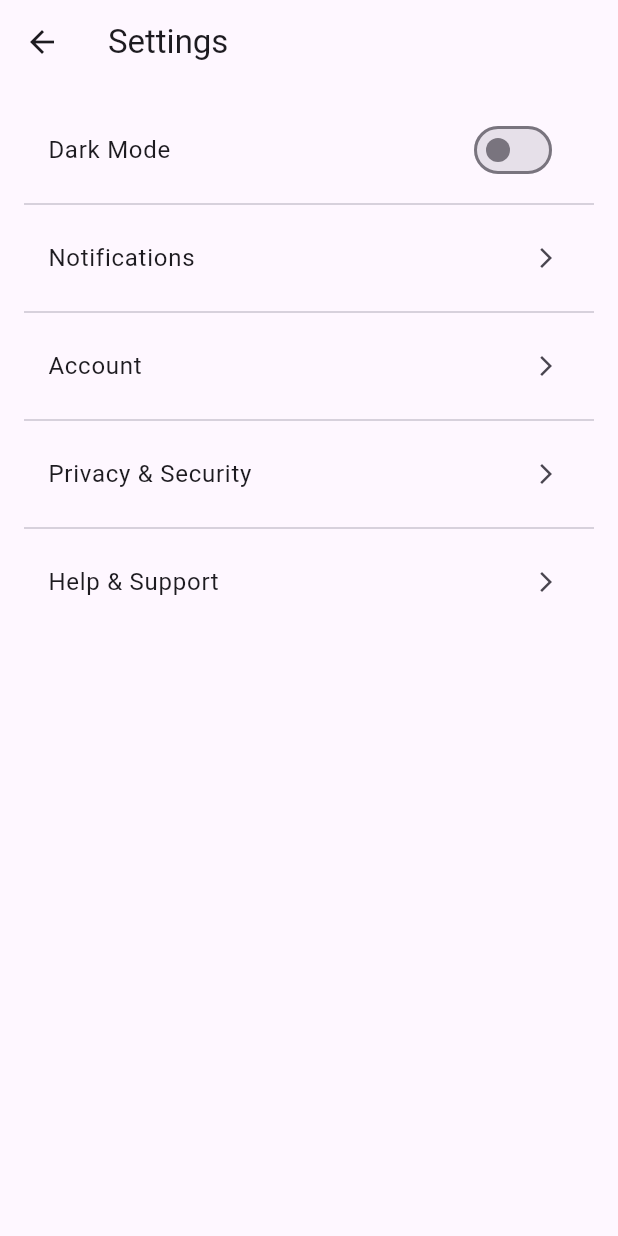
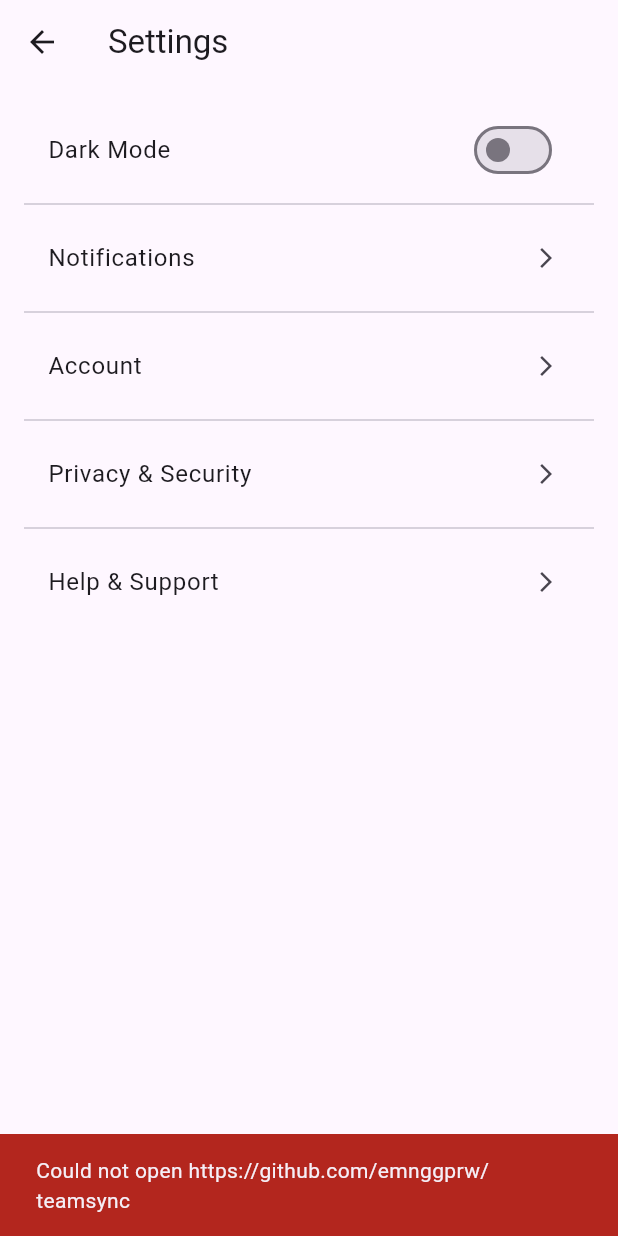
Before and after one commit to emnggprw/teamsync, a Flutter app: the SettingsScreen screen opened directly, after a tap on "Help & Support", on a phone screen of 412 x 824 dp. Run offline on Flutter 3.47's test engine with Material 3 defaults, Android fonts, the phone set to English and light mode, and no system bars; our stand-ins replace table_calendar.

Commit message:
Optimized settings screen

```diff
--- a/lib/screens/settings_screen.dart
+++ b/lib/screens/settings_screen.dart
@@ -3,83 +3,110 @@ import 'package:provider/provider.dart';
 import '../theme_provider.dart';
 import 'package:url_launcher/url_launcher.dart';
 
+class SettingsScreen extends StatelessWidget {
+  const SettingsScreen({super.key});
 
-class SettingsScreen extends StatelessWidget {
   @override
   Widget build(BuildContext context) {
-    final themeProvider = Provider.of<ThemeProvider>(context);
-
     return Scaffold(
       appBar: AppBar(
-        title: Text('Settings'),
+        title: const Text('Settings'),
       ),
       body: ListView(
         padding: const EdgeInsets.all(16.0),
         children: [
-          _buildSettingsOption(
+          _buildThemeOption(context),
+          const Divider(),
+          _buildNavigationOption(
             context,
-            title: 'Dark Mode',
-            trailing: Switch(
-              value: themeProvider.themeMode == ThemeMode.dark,
-              onChanged: (value) => themeProvider.toggleTheme(value),
-            ),
+            title: 'Notifications',
+            onTap: () => _navigateToNotifications(context),
           ),
           const Divider(),
-          _buildSettingsOption(
+          _buildNavigationOption(
             context,
-            title: 'Notifications',
-            trailing: Icon(Icons.arrow_forward_ios, size: 16),
-            onTap: () {
-              // Navigate to Notifications Settings
-            },
+            title: 'Account',
+            onTap: () => _navigateToAccount(context),
           ),
           const Divider(),
-          _buildSettingsOption(
+          _buildNavigationOption(
             context,
-            title: 'Account',
-            trailing: Icon(Icons.arrow_forward_ios, size: 16),
-            onTap: () {
-              // Navigate to Account Settings
-            },
+            title: 'Privacy & Security',
+            onTap: () => _navigateToPrivacy(context),
           ),
           const Divider(),
-          _buildSettingsOption(
-            context,
-            title: 'Privacy & Security',
-            trailing: Icon(Icons.arrow_forward_ios, size: 16),
-            onTap: () {
-              // Navigate to Privacy Settings
-            },
-          ),
-          const Divider(),
-          _buildSettingsOption(
+          _buildNavigationOption(
             context,
             title: 'Help & Support',
-            trailing: Icon(Icons.arrow_forward_ios, size: 16),
-            onTap: () async {
-              const url = 'https://github.com/emnggprw/teamsync';
-              if (await canLaunchUrl(Uri.parse(url))) {
-                await launchUrl(Uri.parse(url));
-              } else {
-                throw 'Could not launch $url';
-              }
-            },
+            onTap: () => _launchHelpUrl(context),
           ),
-
         ],
       ),
     );
   }
 
-  Widget _buildSettingsOption(BuildContext context, {
-    required String title,
-    Widget? trailing,
-    VoidCallback? onTap,
-  }) {
+  Widget _buildThemeOption(BuildContext context) {
+    return Consumer<ThemeProvider>(
+      builder: (context, themeProvider, child) {
+        return ListTile(
+          title: const Text('Dark Mode'),
+          trailing: Switch(
+            value: themeProvider.themeMode == ThemeMode.dark,
+            onChanged: themeProvider.toggleTheme,
+          ),
+        );
+      },
+    );
+  }
+
+  Widget _buildNavigationOption(
+      BuildContext context, {
+        required String title,
+        required VoidCallback onTap,
+      }) {
     return ListTile(
       title: Text(title),
-      trailing: trailing,
+      trailing: const Icon(Icons.arrow_forward_ios, size: 16),
       onTap: onTap,
     );
   }
+
+  void _navigateToNotifications(BuildContext context) {
+    // Navigate to Notifications Settings
+    // Navigator.pushNamed(context, '/notifications');
+  }
+
+  void _navigateToAccount(BuildContext context) {
+    // Navigate to Account Settings
+    // Navigator.pushNamed(context, '/account');
+  }
+
+  void _navigateToPrivacy(BuildContext context) {
+    // Navigate to Privacy Settings
+    // Navigator.pushNamed(context, '/privacy');
+  }
+
+  Future<void> _launchHelpUrl(BuildContext context) async {
+    const url = 'https://github.com/emnggprw/teamsync';
+    final uri = Uri.parse(url);
+
+    try {
+      if (await canLaunchUrl(uri)) {
+        await launchUrl(uri, mode: LaunchMode.externalApplication);
+      } else {
+        _showUrlError(context, url);
+      }
+    } catch (e) {
+      _showUrlError(context, url);
+    }
+  }
+
+  void _showUrlError(BuildContext context, String url) {
+    ScaffoldMessenger.of(context).showSnackBar(
+      SnackBar(
+        content: Text('Could not open $url'),
+        backgroundColor: Theme.of(context).colorScheme.error,
+      ),
+    );
+  }
 }
```
Also changed, not shown: pubspec.lock.
